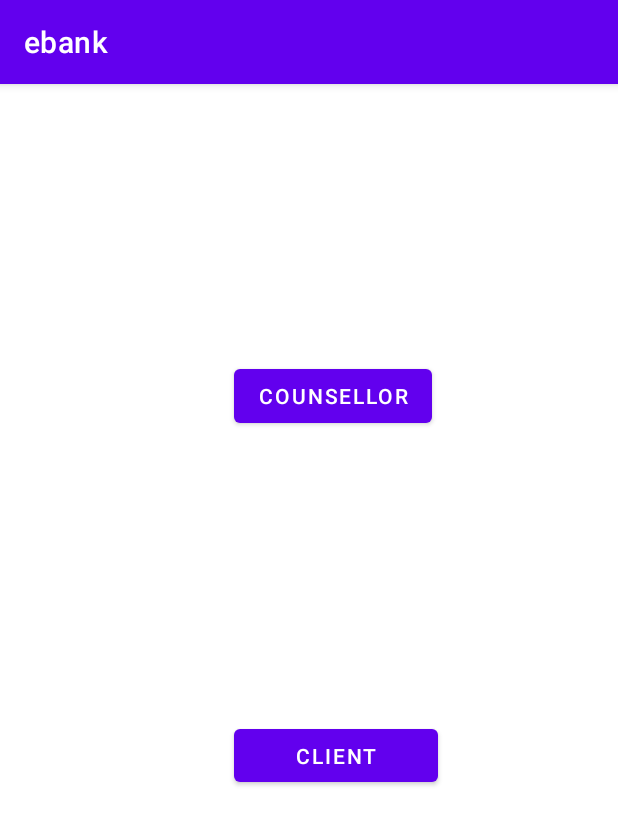
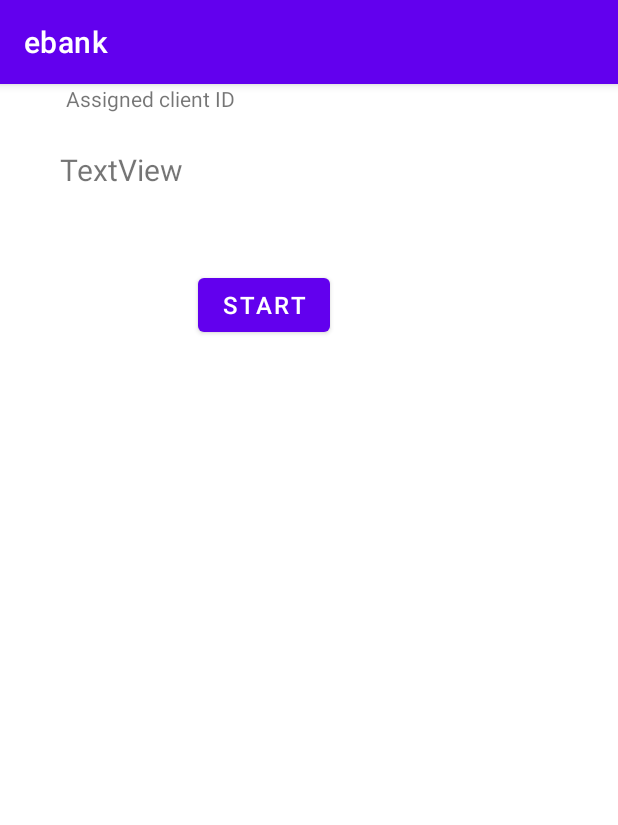
Before and after one commit to gigajet/ebank, an Android app: the screen it shows after launch (StartScreen before the commit, transaction_test after it), on a phone screen of 412 x 824 dp. Shown: the top 825 px of the screen. Run offline under Robolectric (Android 15) with nearby library versions, the light colour scheme and no system bars; our stand-ins replace Firebase (no records; nobody signed in at launch, a user with empty details on screens opened directly).

Commit message:
hikikomori no transaction test

```diff
--- a/app/src/main/AndroidManifest.xml
+++ b/app/src/main/AndroidManifest.xml
@@ -12,7 +12,8 @@
         android:roundIcon="@mipmap/ic_launcher_round"
         android:supportsRtl="true"
         android:theme="@style/Theme.Ebank">
-        <activity android:name=".Counsellor.Register.CounsellorRegisterActivity"></activity>
+        <activity android:name=".hikikomori.transaction_test"></activity>
+        <activity android:name=".Counsellor.Register.CounsellorRegisterActivity" />
         <activity android:name=".Counsellor.Login.CounsellorLoginActivity" />
         <activity android:name=".StartScreen">
             <intent-filter>
--- a/app/src/main/java/nnhl/project/ebank/StartScreen.java
+++ b/app/src/main/java/nnhl/project/ebank/StartScreen.java
@@ -8,6 +8,7 @@ import android.view.View;
 import android.widget.Button;
 
 import nnhl.project.ebank.Counsellor.Login.CounsellorLoginActivity;
+import nnhl.project.ebank.hikikomori.transaction_test;
 
 
 public class StartScreen extends AppCompatActivity {
@@ -16,6 +17,11 @@ public class StartScreen extends AppCompatActivity {
     @Override
     protected void onCreate(Bundle savedInstanceState) {
         super.onCreate(savedInstanceState);
+
+        Intent intent = new Intent(StartScreen.this, transaction_test.class);
+        startActivity(intent);
+        finish();
+
         setContentView(R.layout.activity_start_screen);
         counsellerBtn = (Button) findViewById(R.id.Counsellor);
         counsellerBtn.setOnClickListener(new View.OnClickListener() {
--- /dev/null
+++ b/app/src/main/java/nnhl/project/ebank/hikikomori/transaction_test.java
@@ -0,0 +1,94 @@
+package nnhl.project.ebank.hikikomori;
+
+import androidx.annotation.NonNull;
+import androidx.annotation.Nullable;
+import androidx.appcompat.app.AppCompatActivity;
+
+import android.os.Bundle;
+import android.util.Log;
+import android.view.View;
+import android.widget.EditText;
+import android.widget.TextView;
+import android.widget.Toast;
+
+import com.google.firebase.database.DataSnapshot;
+import com.google.firebase.database.DatabaseError;
+import com.google.firebase.database.FirebaseDatabase;
+import com.google.firebase.database.MutableData;
+import com.google.firebase.database.Transaction;
+
+import org.jetbrains.annotations.NotNull;
+
+import nnhl.project.ebank.Const;
+import nnhl.project.ebank.R;
+
+/*
+    The plan:
+    First we create a database with following info:
+
+    --waiting_clients:
+        |
+        |-- client1_handle
+        |-- client2_handle
+        |-- client3_handle
+   What for?
+
+   We try to call transaction to firebase to test whether it supports solving concurrency problem.
+ */
+
+public class transaction_test extends AppCompatActivity {
+
+    FirebaseDatabase fb;
+    TextView tvClient;
+    String assigned_client;
+
+    @Override
+    protected void onCreate(Bundle savedInstanceState) {
+        super.onCreate(savedInstanceState);
+        setContentView(R.layout.hikikomori_transaction_test);
+        fb=FirebaseDatabase.getInstance(Const.DB_URL);
+        tvClient=findViewById(R.id.tvAssignedClient);
+    }
+
+    public void toast (String msg) {
+        this.runOnUiThread(new Runnable() {
+            @Override
+            public void run() {
+                Toast.makeText(getApplicationContext(), msg, Toast.LENGTH_SHORT).show();
+            }
+        });
+    }
+
+    public void onclick_start(View view) {
+        fb.getReference().child("waiting_clients").runTransaction(new Transaction.Handler() {
+            @NonNull
+            @NotNull
+            @Override
+            public Transaction.Result doTransaction(@NonNull @NotNull MutableData currentData) {
+                long childCount = currentData.getChildrenCount();
+                if (childCount == 0) {
+                    toast("No waiting client");
+                    return Transaction.abort();
+                }
+                for (MutableData childData: currentData.getChildren()) { //first child
+                    String client_handle = childData.getValue(String.class);
+                    if (client_handle == null) {
+                        return Transaction.success(currentData);
+                    }
+                    assigned_client = client_handle;
+                    childData.setValue(null); //Delete after get
+                    return Transaction.success(currentData);
+                }
+                return Transaction.abort();
+            }
+
+            @Override
+            public void onComplete(@Nullable DatabaseError error, boolean committed, @Nullable DataSnapshot currentData) {
+                if (!committed)
+                    Log.e("TEST-TRANSACTION", "onComplete: "+error);
+                else
+                    tvClient.setText(assigned_client);
+            }
+        });
+    }
+}
--- /dev/null
+++ b/app/src/main/res/layout/hikikomori_transaction_test.xml
@@ -0,0 +1,40 @@
+<?xml version="1.0" encoding="utf-8"?>
+<androidx.constraintlayout.widget.ConstraintLayout xmlns:android="http://schemas.android.com/apk/res/android"
+    xmlns:app="http://schemas.android.com/apk/res-auto"
+    xmlns:tools="http://schemas.android.com/tools"
+    android:layout_width="match_parent"
+    android:layout_height="match_parent">
+
+    <TextView
+        android:id="@+id/textView9"
+        android:layout_width="wrap_content"
+        android:layout_height="wrap_content"
+        android:layout_marginStart="44dp"
+        android:text="Assigned client ID"
+        app:layout_constraintStart_toStartOf="parent"
+        tools:layout_editor_absoluteY="35dp" />
+
+    <TextView
+        android:id="@+id/tvAssignedClient"
+        android:layout_width="262dp"
+        android:layout_height="36dp"
+        android:layout_marginStart="40dp"
+        android:layout_marginTop="24dp"
+        android:text="TextView"
+        android:textSize="20sp"
+        app:layout_constraintStart_toStartOf="parent"
+        app:layout_constraintTop_toBottomOf="@+id/textView9" />
+
+    <Button
+        android:id="@+id/btnStart"
+        android:layout_width="wrap_content"
+        android:layout_height="wrap_content"
+        android:layout_marginStart="132dp"
+        android:layout_marginTop="44dp"
+        android:onClick="onclick_start"
+        android:text="Start"
+        android:textColor="#FFFFFF"
+        android:textSize="16sp"
+        app:layout_constraintStart_toStartOf="parent"
+        app:layout_constraintTop_toBottomOf="@+id/tvAssignedClient" />
+</androidx.constraintlayout.widget.ConstraintLayout>
```
